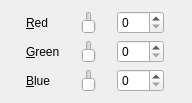
The window that colourselector.ui (not-surt/SimPix) describes before a commit, drawn with Qt 5.
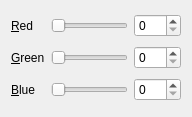
The same window after the commit. Custom widgets are drawn as their Qt base class.

What changed in the file:
```diff
--- a/colourselector.ui
+++ b/colourselector.ui
@@ -7,7 +7,7 @@
     <x>0</x>
     <y>0</y>
     <width>192</width>
-    <height>87</height>
+    <height>117</height>
    </rect>
   </property>
   <property name="sizePolicy">
@@ -117,71 +117,28 @@
     </widget>
    </item>
    <item row="0" column="1">
-    <widget class="Gradient_Slider" name="redSlider">
-     <property name="focusPolicy">
-      <enum>Qt::NoFocus</enum>
-     </property>
-     <property name="maximum">
-      <number>255</number>
-     </property>
-     <property name="pageStep">
-      <number>16</number>
-     </property>
-     <property name="invertedAppearance">
-      <bool>false</bool>
-     </property>
-     <property name="invertedControls">
-      <bool>false</bool>
+    <widget class="QSlider" name="redSlider">
+     <property name="orientation">
+      <enum>Qt::Horizontal</enum>
      </property>
     </widget>
    </item>
    <item row="1" column="1">
-    <widget class="Gradient_Slider" name="greenSlider">
-     <property name="focusPolicy">
-      <enum>Qt::NoFocus</enum>
-     </property>
-     <property name="maximum">
-      <number>255</number>
-     </property>
-     <property name="pageStep">
-      <number>16</number>
-     </property>
-     <property name="invertedAppearance">
-      <bool>false</bool>
-     </property>
-     <property name="invertedControls">
-      <bool>false</bool>
+    <widget class="QSlider" name="greenSlider">
+     <property name="orientation">
+      <enum>Qt::Horizontal</enum>
      </property>
     </widget>
    </item>
    <item row="3" column="1">
-    <widget class="Gradient_Slider" name="blueSlider">
-     <property name="focusPolicy">
-      <enum>Qt::NoFocus</enum>
-     </property>
-     <property name="maximum">
-      <number>255</number>
-     </property>
-     <property name="pageStep">
-      <number>16</number>
-     </property>
-     <property name="invertedAppearance">
-      <bool>false</bool>
-     </property>
-     <property name="invertedControls">
-      <bool>false</bool>
+    <widget class="QSlider" name="blueSlider">
+     <property name="orientation">
+      <enum>Qt::Horizontal</enum>
      </property>
     </widget>
    </item>
   </layout>
  </widget>
- <customwidgets>
-  <customwidget>
-   <class>Gradient_Slider</class>
-   <extends>QSlider</extends>
-   <header>gradient_slider.hpp</header>
-  </customwidget>
- </customwidgets>
  <tabstops>
   <tabstop>redSpinBox</tabstop>
   <tabstop>greenSpinBox</tabstop>
```
Left out of the diff: 112 changed lines with no effect on the pictures.
